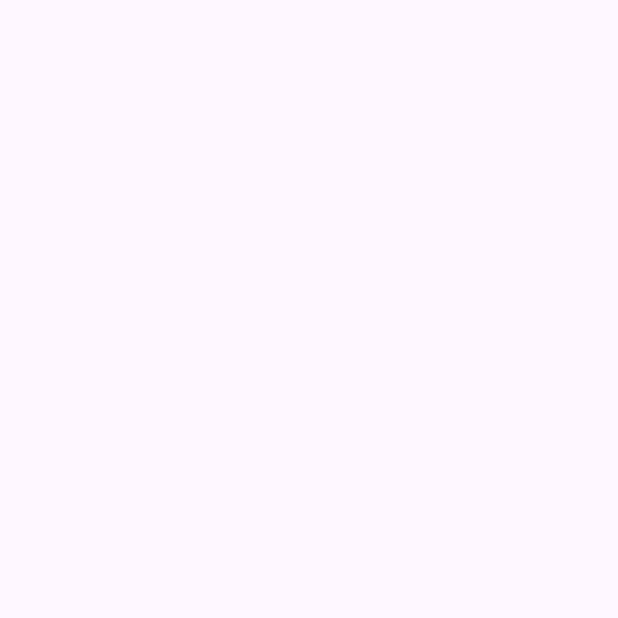
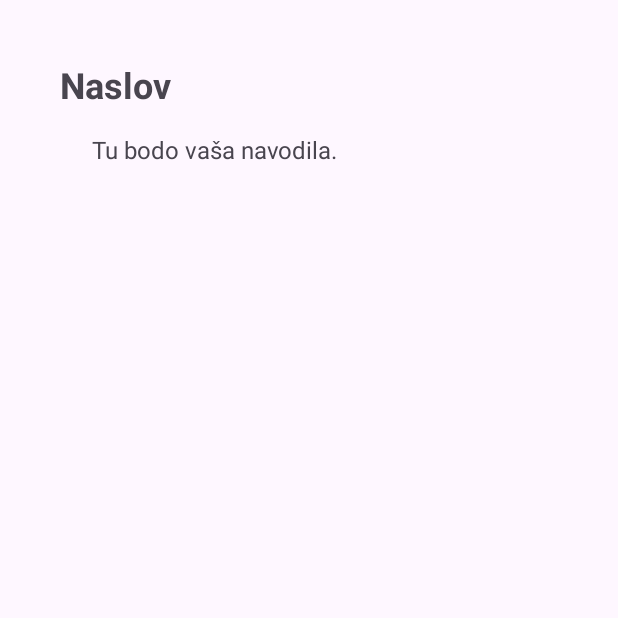
Before and after one commit to nirinja/EMP-android-app, an Android app: the MainActivity2 screen opened directly, with no data from a screen before it, on a phone screen of 412 x 824 dp, the top half of it. Before the commit the part shown is empty. Run offline under Robolectric (Android 15) with nearby library versions, the phone set to English and light mode, and no system bars.

Commit message:
scrollview

```diff
--- a/app/app/src/main/java/com/example/receptiapp/MainActivity.kt
+++ b/app/app/src/main/java/com/example/receptiapp/MainActivity.kt
@@ -10,7 +10,6 @@ import androidx.appcompat.app.AppCompatActivity
 import androidx.core.view.ViewCompat
 import androidx.core.view.WindowInsetsCompat
 import com.google.android.material.floatingactionbutton.FloatingActionButton
-import android.widget.Button
 
 class MainActivity : AppCompatActivity() {
     override fun onCreate(savedInstanceState: Bundle?) {
@@ -54,21 +53,32 @@ class MainActivity : AppCompatActivity() {
                 zajtrkBox.takeIf { it.isChecked }?.text,
                 kosiloBox.takeIf { it.isChecked }?.text,
                 vecerjaBox.takeIf { it.isChecked }?.text,
+                tezavnost1Box.takeIf { it.isChecked }?.text,
+                tezavnost2Box.takeIf { it.isChecked }?.text,
+                tezavnost3Box.takeIf { it.isChecked }?.text
+            ).filterNotNull()
+
+            val izbraneDiete = listOf(
                 jajcaBox.takeIf { it.isChecked }?.text,
                 mokaBox.takeIf { it.isChecked }?.text,
-                mlekoBox.takeIf { it.isChecked }?.text
+                mlekoBox.takeIf { it.isChecked }?.text,
+                oresckiBox.takeIf { it.isChecked }?.text,
+                veganBox.takeIf { it.isChecked }?.text,
+                vegetaBox.takeIf { it.isChecked }?.text,
+                morskoBox.takeIf { it.isChecked }?.text,
+                sojaBox.takeIf { it.isChecked }?.text,
+                halalBox.takeIf { it.isChecked }?.text
             ).filterNotNull()
+
         }
 
-        val iskanoText = iskano.text.toString()
-        val inputText = sestavine.text.toString()
 
         isciBtn.setOnClickListener {
             val iskanoText = iskano.text.toString()
             val inputText = sestavine.text.toString()
 
             val intent = Intent(this@MainActivity, MainActivity2::class.java)
-            intent.putExtra("iskano", iskanoText) // Ključi za podatke morajo biti unikatni
+            intent.putExtra("iskano", iskanoText)
             intent.putExtra("sestavine", inputText)
             startActivity(intent)
         }
--- a/app/app/src/main/java/com/example/receptiapp/MainActivity2.kt
+++ b/app/app/src/main/java/com/example/receptiapp/MainActivity2.kt
@@ -31,7 +31,9 @@ class MainActivity2 : AppCompatActivity() {
             insets
         }
 
-        iskanoText = intent.getStringExtra("iskano") ?: "Tamiya"
+        iskanoText =
+            intent.getStringExtra("iskano")?.lowercase()?.replaceFirstChar { it.uppercase() } ?: ""
+        //sestavine todo
         sestavineText = intent.getStringExtra("sestavine") ?: ""
         fetchRecipesData()
     }
@@ -51,7 +53,7 @@ class MainActivity2 : AppCompatActivity() {
                     val strInstructions = recipe.getString("strInstructions")
                     val strMeal = recipe.getString("strMeal")
 
-                    // Posodobi UI na glavni niti
+                    // Posodobi glavno nit
                     CoroutineScope(Dispatchers.Main).launch {
                         binding.imeJedi.text = strMeal
                         binding.navodila.text = strInstructions
--- a/app/app/src/main/res/layout/activity_main.xml
+++ b/app/app/src/main/res/layout/activity_main.xml
@@ -1,6 +1,5 @@
 <?xml version="1.0" encoding="utf-8"?>
-<androidx.constraintlayout.widget.ConstraintLayout
-    xmlns:android="http://schemas.android.com/apk/res/android"
+<androidx.constraintlayout.widget.ConstraintLayout xmlns:android="http://schemas.android.com/apk/res/android"
     xmlns:app="http://schemas.android.com/apk/res-auto"
     xmlns:tools="http://schemas.android.com/tools"
     android:id="@+id/mainConstraintLayout"
--- a/app/app/src/main/res/layout/activity_main2.xml
+++ b/app/app/src/main/res/layout/activity_main2.xml
@@ -7,27 +7,44 @@
     android:layout_height="match_parent"
     tools:context=".MainActivity2">
 
+    <ScrollView
+        android:layout_width="match_parent"
+        android:layout_height="0dp"
+        android:layout_marginStart="45dp"
+        android:layout_marginEnd="40dp"
+        android:layout_marginBottom="40dp"
+        app:layout_constraintBottom_toBottomOf="parent"
+        app:layout_constraintEnd_toEndOf="parent"
+        app:layout_constraintStart_toStartOf="parent"
+        app:layout_constraintTop_toBottomOf="@id/imeJedi">
+
+        <LinearLayout
+            android:layout_width="match_parent"
+            android:layout_height="wrap_content"
+            android:orientation="vertical">
+
+            <TextView
+                android:id="@+id/navodila"
+                android:layout_width="match_parent"
+                android:layout_height="wrap_content"
+                android:padding="16dp"
+                android:text="Tu bodo vaša navodila."
+                android:textSize="16sp" />
+
+        </LinearLayout>
+    </ScrollView>
+
     <TextView
-        android:id="@+id/navodila"
-        android:layout_width="wrap_content"
+        android:id="@+id/imeJedi"
+        android:layout_width="0dp"
         android:layout_height="wrap_content"
-        android:layout_marginTop="92dp"
-        android:text=""
+        android:layout_marginStart="40dp"
+        android:layout_marginTop="40dp"
+        android:text="Naslov"
+        android:textSize="24sp"
+        android:textStyle="bold"
         app:layout_constraintEnd_toEndOf="parent"
-        app:layout_constraintHorizontal_bias="0.18"
         app:layout_constraintStart_toStartOf="parent"
         app:layout_constraintTop_toTopOf="parent" />
 
-    <TextView
-        android:id="@+id/imeJedi"
-        android:layout_width="wrap_content"
-        android:layout_height="wrap_content"
-        android:layout_marginStart="73dp"
-        android:layout_marginTop="40dp"
-        android:layout_marginEnd="338dp"
-        android:textSize="20sp"
-        app:layout_constraintEnd_toEndOf="parent"
-        app:layout_constraintHorizontal_bias="1.0"
-        app:layout_constraintStart_toStartOf="parent"
-        app:layout_constraintTop_toTopOf="parent" />
 </androidx.constraintlayout.widget.ConstraintLayout>
```
Also changed, not shown: 3 other files.
